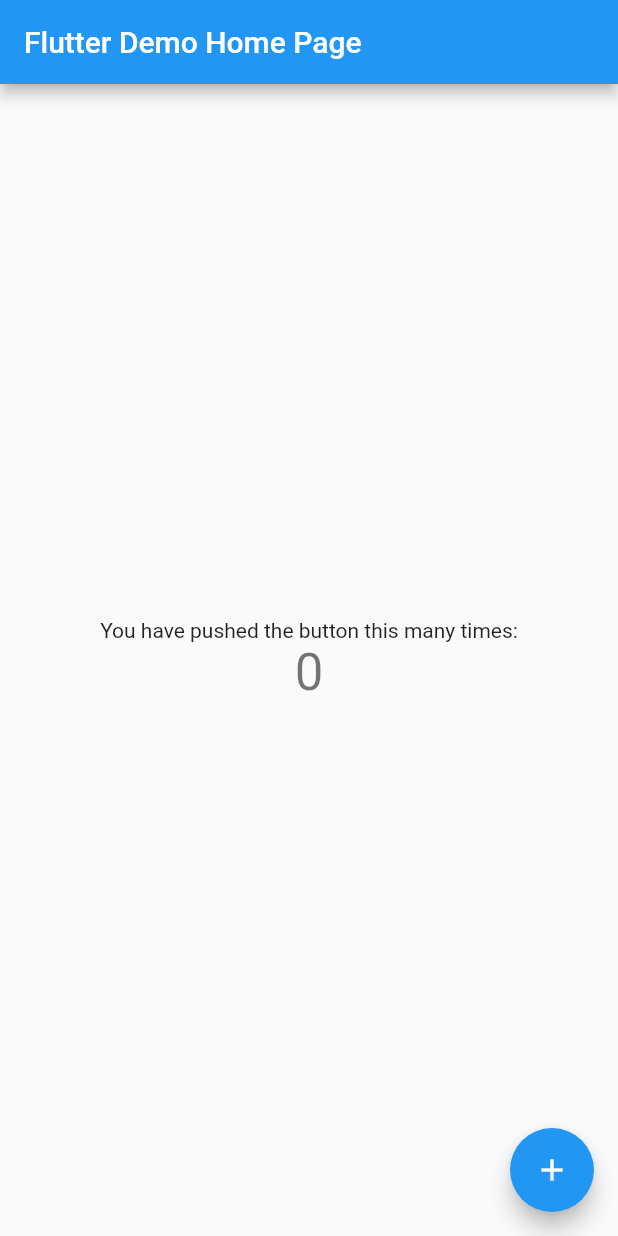
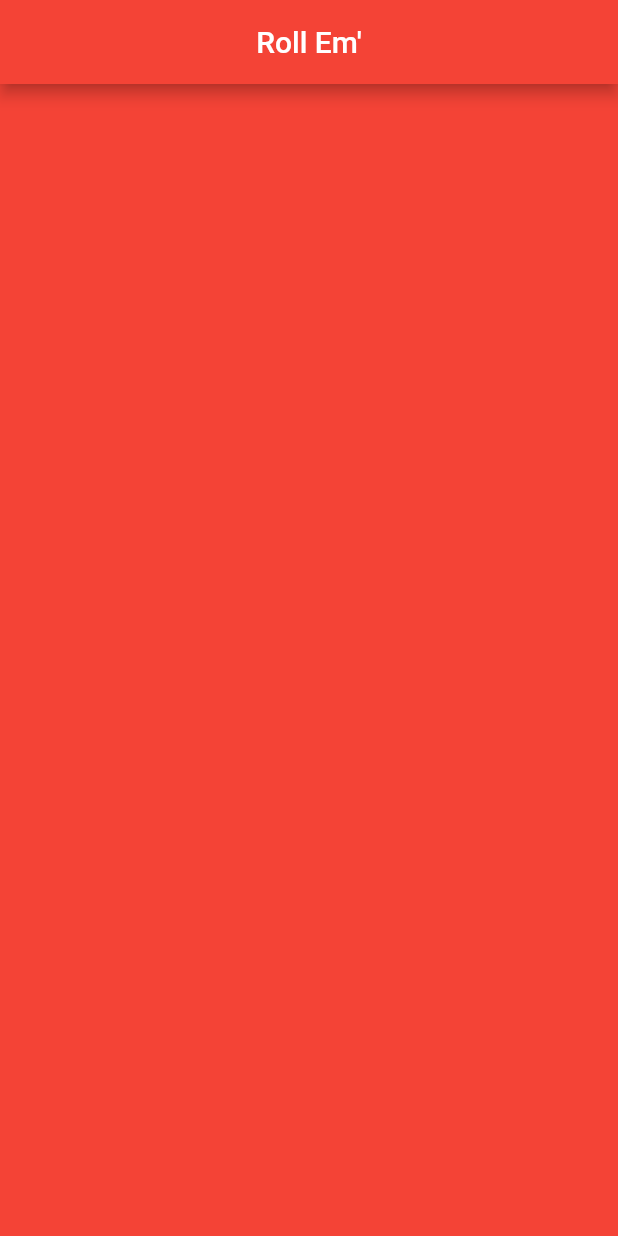
Before and after one commit to Gurubalan-GIT/Dice-flutter, a Flutter app: the screen it shows after launch, on a phone screen of 412 x 824 dp. Run offline on Flutter 3.47's test engine with Material 2 defaults, Android fonts, the phone set to English and light mode, and no system bars.

Commit message:
✨ feat: base layout creation

```diff
--- a/lib/main.dart
+++ b/lib/main.dart
@@ -1,113 +1,29 @@
 import 'package:flutter/material.dart';
 
 void main() {
-  runApp(MyApp());
+  return runApp(MainApp());
 }
 
-class MyApp extends StatelessWidget {
-  // This widget is the root of your application.
+class MainApp extends StatelessWidget {
   @override
   Widget build(BuildContext context) {
     return MaterialApp(
-      title: 'Flutter Demo',
-      theme: ThemeData(
-        // This is the theme of your application.
-        //
-        // Try running your application with "flutter run". You'll see the
-        // application has a blue toolbar. Then, without quitting the app, try
-        // changing the primarySwatch below to Colors.green and then invoke
-        // "hot reload" (press "r" in the console where you ran "flutter run",
-        // or simply save your changes to "hot reload" in a Flutter IDE).
-        // Notice that the counter didn't reset back to zero; the application
-        // is not restarted.
-        primarySwatch: Colors.blue,
+      debugShowCheckedModeBanner: false,
+      home: Scaffold(
+        backgroundColor: Colors.red,
+        appBar: AppBar(
+          title: Center(child: Text('Roll Em\'')),
+          backgroundColor: Colors.red,
+        ),
+        body: DicePage(),
       ),
-      home: MyHomePage(title: 'Flutter Demo Home Page'),
     );
   }
 }
 
-class MyHomePage extends StatefulWidget {
-  MyHomePage({Key key, this.title}) : super(key: key);
-
-  // This widget is the home page of your application. It is stateful, meaning
-  // that it has a State object (defined below) that contains fields that affect
-  // how it looks.
-
-  // This class is the configuration for the state. It holds the values (in this
-  // case the title) provided by the parent (in this case the App widget) and
-  // used by the build method of the State. Fields in a Widget subclass are
-  // always marked "final".
-
-  final String title;
-
-  @override
-  _MyHomePageState createState() => _MyHomePageState();
-}
-
-class _MyHomePageState extends State<MyHomePage> {
-  int _counter = 0;
-
-  void _incrementCounter() {
-    setState(() {
-      // This call to setState tells the Flutter framework that something has
-      // changed in this State, which causes it to rerun the build method below
-      // so that the display can reflect the updated values. If we changed
-      // _counter without calling setState(), then the build method would not be
-      // called again, and so nothing would appear to happen.
-      _counter++;
-    });
-  }
-
+class DicePage extends StatelessWidget {
   @override
   Widget build(BuildContext context) {
-    // This method is rerun every time setState is called, for instance as done
-    // by the _incrementCounter method above.
-    //
-    // The Flutter framework has been optimized to make rerunning build methods
-    // fast, so that you can just rebuild anything that needs updating rather
-    // than having to individually change instances of widgets.
-    return Scaffold(
-      appBar: AppBar(
-        // Here we take the value from the MyHomePage object that was created by
-        // the App.build method, and use it to set our appbar title.
-        title: Text(widget.title),
-      ),
-      body: Center(
-        // Center is a layout widget. It takes a single child and positions it
-        // in the middle of the parent.
-        child: Column(
-          // Column is also a layout widget. It takes a list of children and
-          // arranges them vertically. By default, it sizes itself to fit its
-          // children horizontally, and tries to be as tall as its parent.
-          //
-          // Invoke "debug painting" (press "p" in the console, choose the
-          // "Toggle Debug Paint" action from the Flutter Inspector in Android
-          // Studio, or the "Toggle Debug Paint" command in Visual Studio Code)
-          // to see the wireframe for each widget.
-          //
-          // Column has various properties to control how it sizes itself and
-          // how it positions its children. Here we use mainAxisAlignment to
-          // center the children vertically; the main axis here is the vertical
-          // axis because Columns are vertical (the cross axis would be
-          // horizontal).
-          mainAxisAlignment: MainAxisAlignment.center,
-          children: <Widget>[
-            Text(
-              'You have pushed the button this many times:',
-            ),
-            Text(
-              '$_counter',
-              style: Theme.of(context).textTheme.headline4,
-            ),
-          ],
-        ),
-      ),
-      floatingActionButton: FloatingActionButton(
-        onPressed: _incrementCounter,
-        tooltip: 'Increment',
-        child: Icon(Icons.add),
-      ), // This trailing comma makes auto-formatting nicer for build methods.
-    );
+    return Container();
   }
 }
```
Also changed, not shown: pubspec.yaml (+3 -53 lines), images/dice1.png (added), images/dice2.png (added), images/dice3.png (added), images/dice4.png (added), images/dice5.png (added), images/dice6.png (added), 1 other file.
